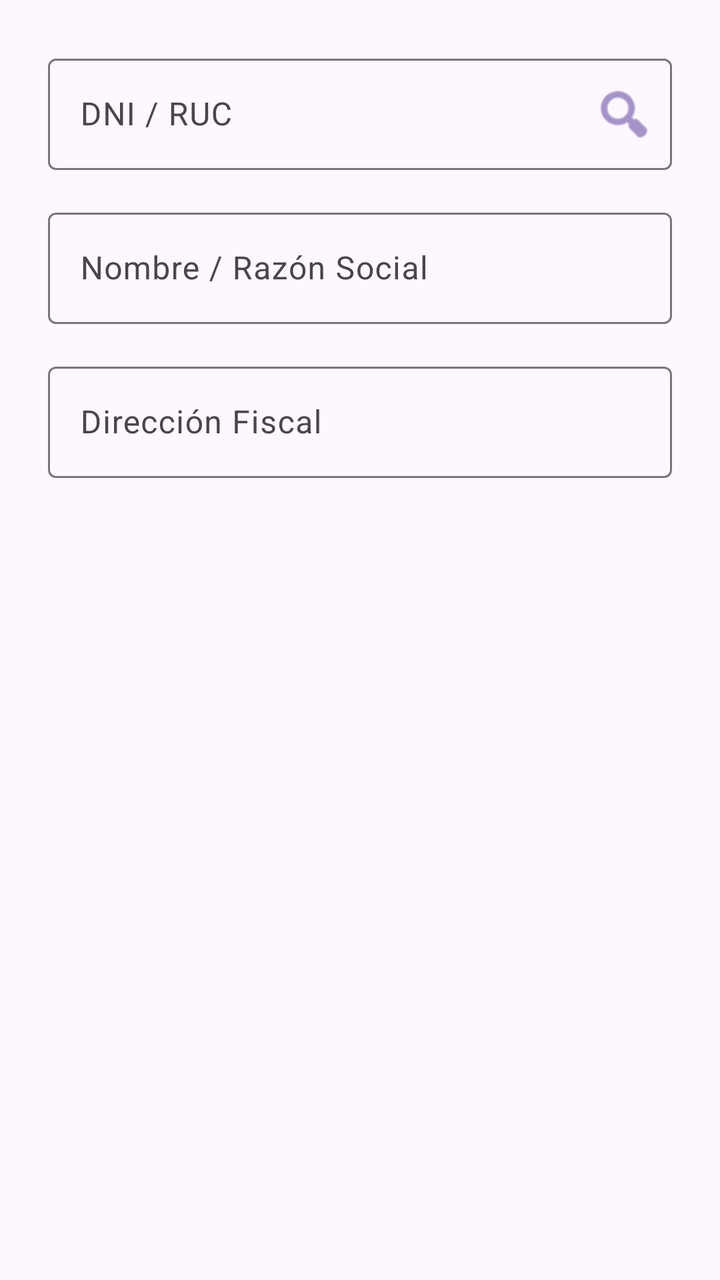
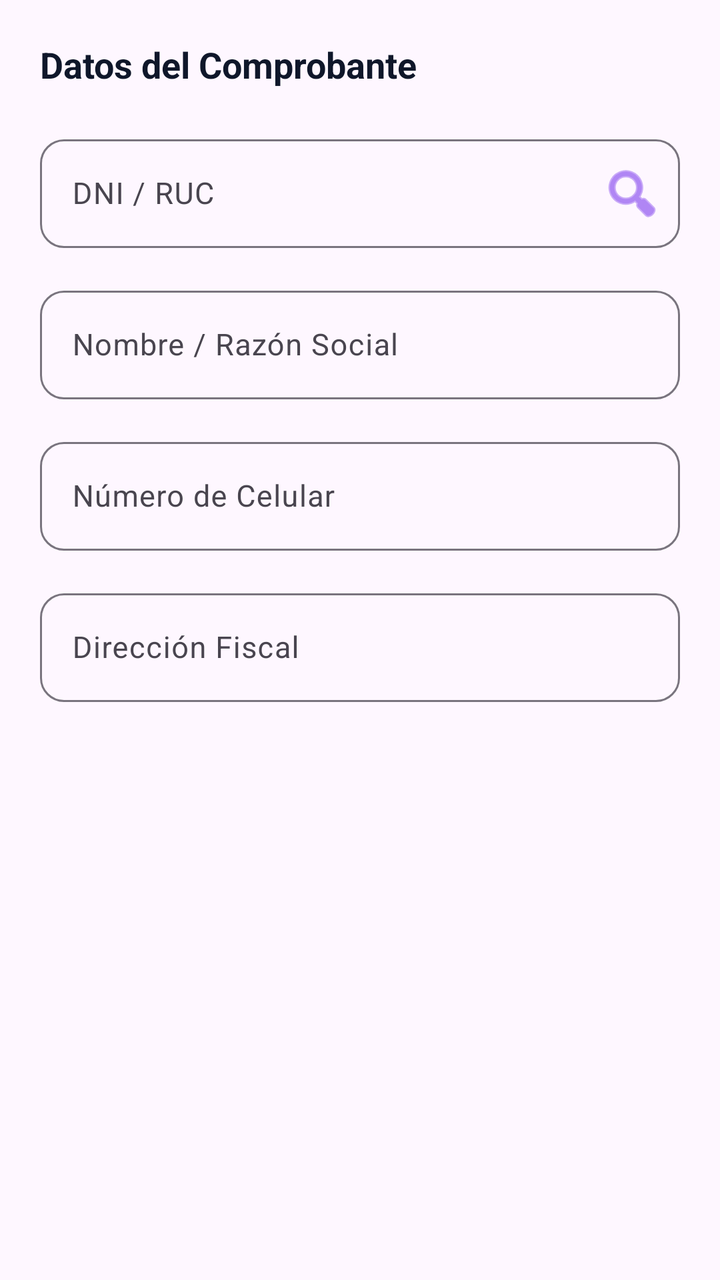

An Android layout rendered at two revisions. The XML below is the earlier revision; the diff shows what the commit changed to produce the second picture.
<!-- AndroidManifest.xml: application theme Theme.Naxor -->
<!-- res/layout/dialog_customer_data.xml -->
<?xml version="1.0" encoding="utf-8"?>
<LinearLayout xmlns:android="http://schemas.android.com/apk/res/android"
    xmlns:app="http://schemas.android.com/apk/res-auto"
    android:layout_width="match_parent"
    android:layout_height="wrap_content"
    android:orientation="vertical"
    android:padding="24dp">

    
    <RelativeLayout
        android:layout_width="match_parent"
        android:layout_height="wrap_content"
        android:layout_marginBottom="16dp">

        <com.google.android.material.textfield.TextInputLayout
            android:id="@+id/layoutCustomerDoc"
            style="?attr/textInputOutlinedStyle"
            android:layout_width="match_parent"
            android:layout_height="wrap_content"
            app:endIconMode="custom"
            app:endIconDrawable="@android:drawable/ic_menu_search"
            app:endIconTint="?attr/colorPrimary">
            <com.google.android.material.textfield.TextInputEditText
                android:id="@+id/etCustomerDoc"
                android:layout_width="match_parent"
                android:layout_height="wrap_content"
                android:hint="DNI / RUC"
                android:inputType="number"
                android:maxLength="11" />
        </com.google.android.material.textfield.TextInputLayout>

        <ProgressBar
            android:id="@+id/progressDocSearch"
            android:layout_width="24dp"
            android:layout_height="24dp"
            android:layout_alignParentEnd="true"
            android:layout_centerVertical="true"
            android:layout_marginEnd="12dp"
            android:visibility="gone"
            android:indeterminateTint="@color/vibrant_purple" />
    </RelativeLayout>

    
    <com.google.android.material.textfield.TextInputLayout
        android:id="@+id/layoutCustomerName"
        style="?attr/textInputOutlinedStyle"
        android:layout_width="match_parent"
        android:layout_height="wrap_content"
        android:layout_marginBottom="16dp">
        <com.google.android.material.textfield.TextInputEditText
            android:id="@+id/etCustomerName"
            android:layout_width="match_parent"
            android:layout_height="wrap_content"
            android:hint="Nombre / Razón Social"
            android:inputType="textCapWords" />
    </com.google.android.material.textfield.TextInputLayout>

    
    <com.google.android.material.textfield.TextInputLayout
        android:id="@+id/layoutCustomerAddress"
        style="?attr/textInputOutlinedStyle"
        android:layout_width="match_parent"
        android:layout_height="wrap_content">
        <com.google.android.material.textfield.TextInputEditText
            android:id="@+id/etCustomerAddress"
            android:layout_width="match_parent"
            android:layout_height="wrap_content"
            android:hint="Dirección Fiscal"
            android:inputType="textCapSentences" />
    </com.google.android.material.textfield.TextInputLayout>

</LinearLayout>
<!-- resources referenced by this layout -->
<resources>
  <color name="vibrant_purple">#9333EA</color>
  <style name="Theme.Naxor" parent="Base.Theme.Naxor" />
  <style name="Base.Theme.Naxor" parent="Theme.Material3.DayNight.NoActionBar">
          
          
      </style>
</resources>

<!-- the commit's change to res/layout/dialog_customer_data.xml (unified diff, before → after) -->
@@ -4,7 +4,16 @@
     android:layout_width="match_parent"
     android:layout_height="wrap_content"
     android:orientation="vertical"
-    android:padding="24dp">
+    android:padding="20dp">
+
+    <TextView
+        android:layout_width="wrap_content"
+        android:layout_height="wrap_content"
+        android:text="Datos del Comprobante"
+        android:textSize="18sp"
+        android:textStyle="bold"
+        android:textColor="@color/slate_900"
+        android:layout_marginBottom="20dp" />
 
     
     <RelativeLayout
@@ -14,19 +23,25 @@
 
         <com.google.android.material.textfield.TextInputLayout
             android:id="@+id/layoutCustomerDoc"
-            style="?attr/textInputOutlinedStyle"
+            style="@style/Widget.Material3.TextInputLayout.OutlinedBox"
             android:layout_width="match_parent"
             android:layout_height="wrap_content"
+            android:hint="DNI / RUC"
+            app:boxCornerRadiusTopStart="12dp"
+            app:boxCornerRadiusTopEnd="12dp"
+            app:boxCornerRadiusBottomStart="12dp"
+            app:boxCornerRadiusBottomEnd="12dp"
             app:endIconMode="custom"
             app:endIconDrawable="@android:drawable/ic_menu_search"
-            app:endIconTint="?attr/colorPrimary">
+            app:endIconTint="@color/purple_600">
             <com.google.android.material.textfield.TextInputEditText
                 android:id="@+id/etCustomerDoc"
                 android:layout_width="match_parent"
                 android:layout_height="wrap_content"
-                android:hint="DNI / RUC"
                 android:inputType="number"
-                android:maxLength="11" />
+                android:maxLength="11"
+                android:textColor="@color/slate_900"
+                android:textSize="15sp" />
         </com.google.android.material.textfield.TextInputLayout>
 
         <ProgressBar
@@ -35,38 +50,71 @@
             android:layout_height="24dp"
             android:layout_alignParentEnd="true"
             android:layout_centerVertical="true"
-            android:layout_marginEnd="12dp"
+            android:layout_marginEnd="48dp"
             android:visibility="gone"
-            android:indeterminateTint="@color/vibrant_purple" />
+            android:indeterminateTint="@color/purple_600" />
     </RelativeLayout>
 
     
     <com.google.android.material.textfield.TextInputLayout
         android:id="@+id/layoutCustomerName"
-        style="?attr/textInputOutlinedStyle"
+        style="@style/Widget.Material3.TextInputLayout.OutlinedBox"
         android:layout_width="match_parent"
         android:layout_height="wrap_content"
+        android:hint="Nombre / Razón Social"
+        app:boxCornerRadiusTopStart="12dp"
+        app:boxCornerRadiusTopEnd="12dp"
+        app:boxCornerRadiusBottomStart="12dp"
+        app:boxCornerRadiusBottomEnd="12dp"
         android:layout_marginBottom="16dp">
         <com.google.android.material.textfield.TextInputEditText
             android:id="@+id/etCustomerName"
             android:layout_width="match_parent"
             android:layout_height="wrap_content"
-            android:hint="Nombre / Razón Social"
-            android:inputType="textCapWords" />
+            android:inputType="textCapWords"
+            android:textColor="@color/slate_900"
+            android:textSize="15sp" />
+    </com.google.android.material.textfield.TextInputLayout>
+
+    
+    <com.google.android.material.textfield.TextInputLayout
+        android:id="@+id/layoutCustomerPhone"
+        style="@style/Widget.Material3.TextInputLayout.OutlinedBox"
+        android:layout_width="match_parent"
+        android:layout_height="wrap_content"
+        android:hint="Número de Celular"
+        app:boxCornerRadiusTopStart="12dp"
+        app:boxCornerRadiusTopEnd="12dp"
+        app:boxCornerRadiusBottomStart="12dp"
+        app:boxCornerRadiusBottomEnd="12dp"
+        android:layout_marginBottom="16dp">
+        <com.google.android.material.textfield.TextInputEditText
+            android:id="@+id/etCustomerPhone"
+            android:layout_width="match_parent"
+            android:layout_height="wrap_content"
+            android:inputType="phone"
+            android:textColor="@color/slate_900"
+            android:textSize="15sp" />
     </com.google.android.material.textfield.TextInputLayout>
 
     
     <com.google.android.material.textfield.TextInputLayout
         android:id="@+id/layoutCustomerAddress"
-        style="?attr/textInputOutlinedStyle"
+        style="@style/Widget.Material3.TextInputLayout.OutlinedBox"
         android:layout_width="match_parent"
-        android:layout_height="wrap_content">
+        android:layout_height="wrap_content"
+        android:hint="Dirección Fiscal"
+        app:boxCornerRadiusTopStart="12dp"
+        app:boxCornerRadiusTopEnd="12dp"
+        app:boxCornerRadiusBottomStart="12dp"
+        app:boxCornerRadiusBottomEnd="12dp">
         <com.google.android.material.textfield.TextInputEditText
             android:id="@+id/etCustomerAddress"
             android:layout_width="match_parent"
             android:layout_height="wrap_content"
-            android:hint="Dirección Fiscal"
-            android:inputType="textCapSentences" />
+            android:inputType="textCapSentences"
+            android:textColor="@color/slate_900"
+            android:textSize="15sp" />
     </com.google.android.material.textfield.TextInputLayout>
 
 </LinearLayout>
<!-- resource entries referenced after the edit -->
@@ -1,6 +1,7 @@
 <!-- resources referenced by this layout -->
 <resources>
-  <color name="vibrant_purple">#9333EA</color>
+  <color name="purple_600">#7C3AED</color>
+  <color name="slate_900">#0F172A</color>
   <style name="Theme.Naxor" parent="Base.Theme.Naxor" />
   <style name="Base.Theme.Naxor" parent="Theme.Material3.DayNight.NoActionBar">
           
